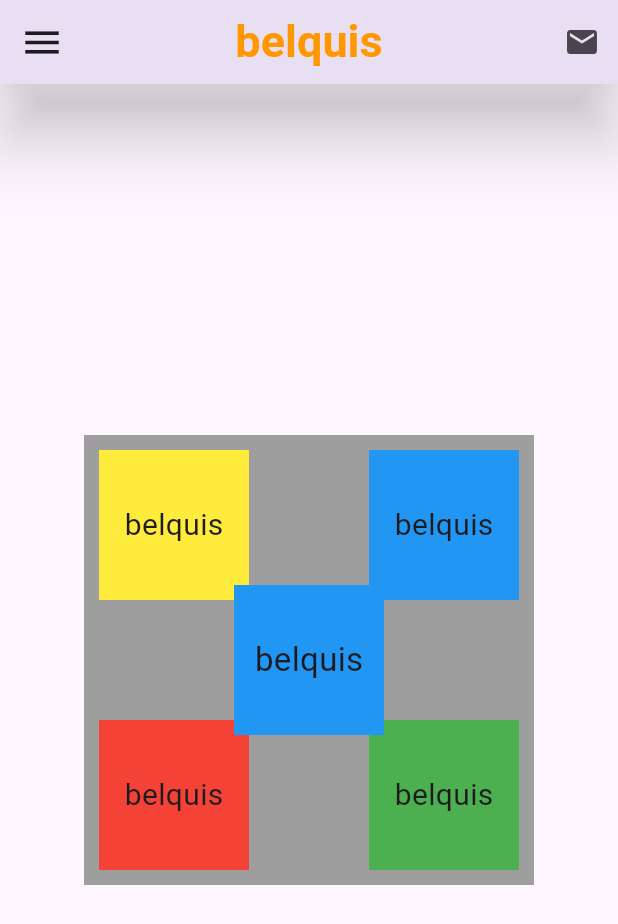
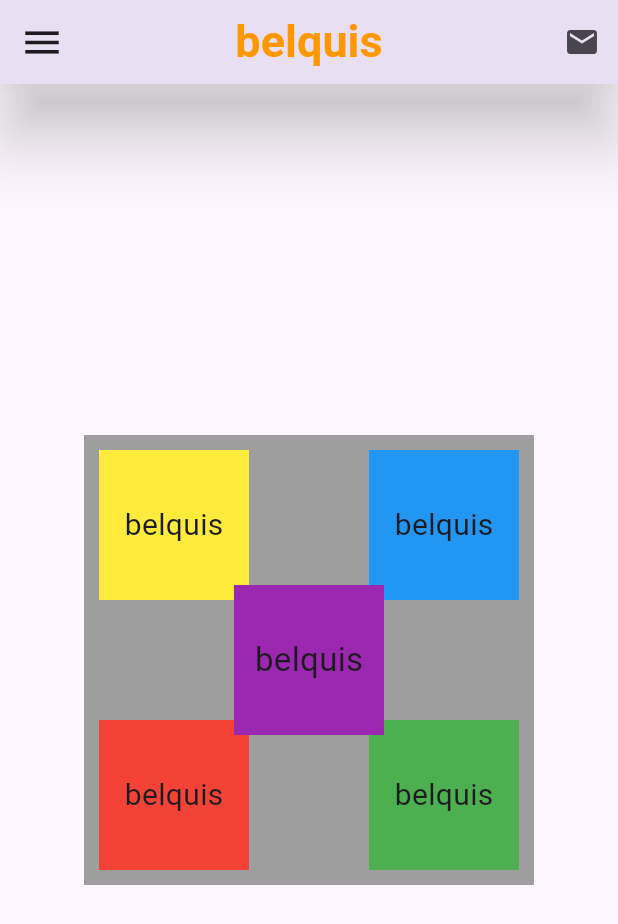
Before and after one commit to mohamedaz025/flutter_-----, a Flutter app: the screen it shows after launch, on a phone screen of 412 x 824 dp. Shown: the top 924 px of the screen. Run offline on Flutter 3.47's test engine with Material 2 defaults, Android fonts, the phone set to English and light mode, and no system bars.

Commit message:
end edit

```diff
--- a/lib/main.dart
+++ b/lib/main.dart
@@ -115,7 +115,7 @@ appBar: AppBar(
                   child: Text("belquis",style:TextStyle(fontSize: 22,),),
                   width: 100,
                   height: 100,
-                  color: Colors.blue,
+                  color: Colors.purple,
                 ),
               )
 
```
